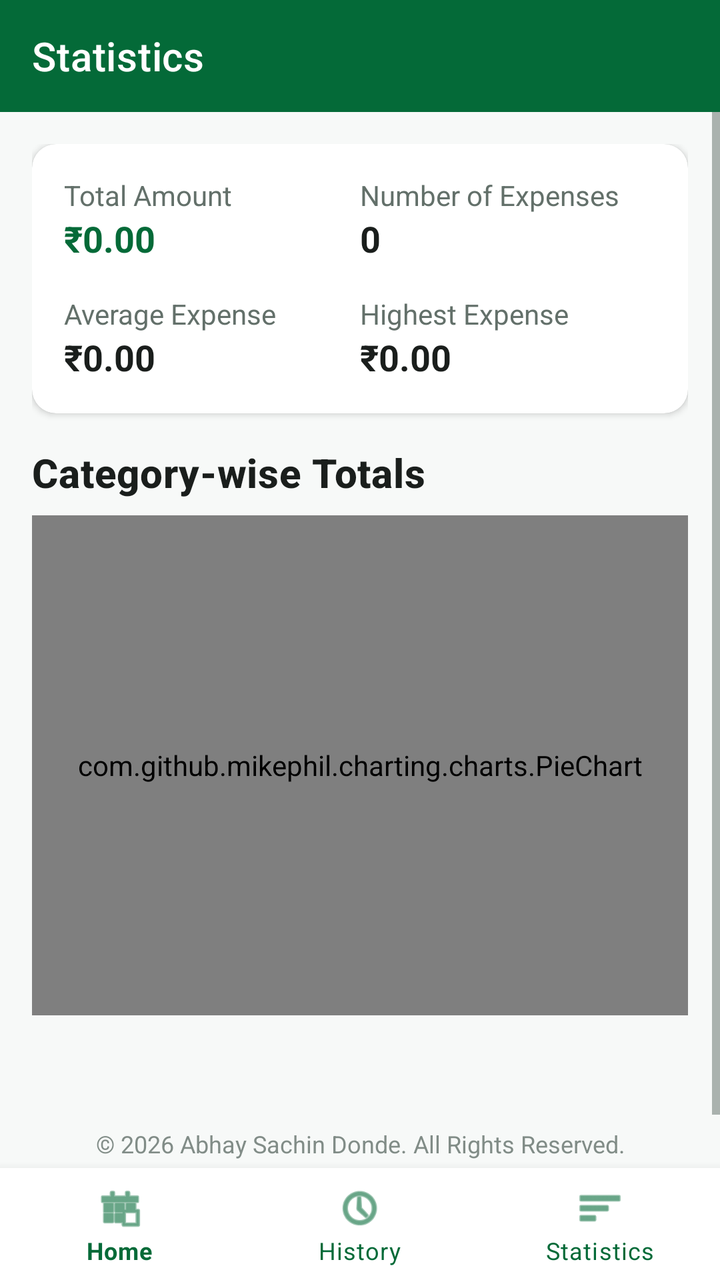
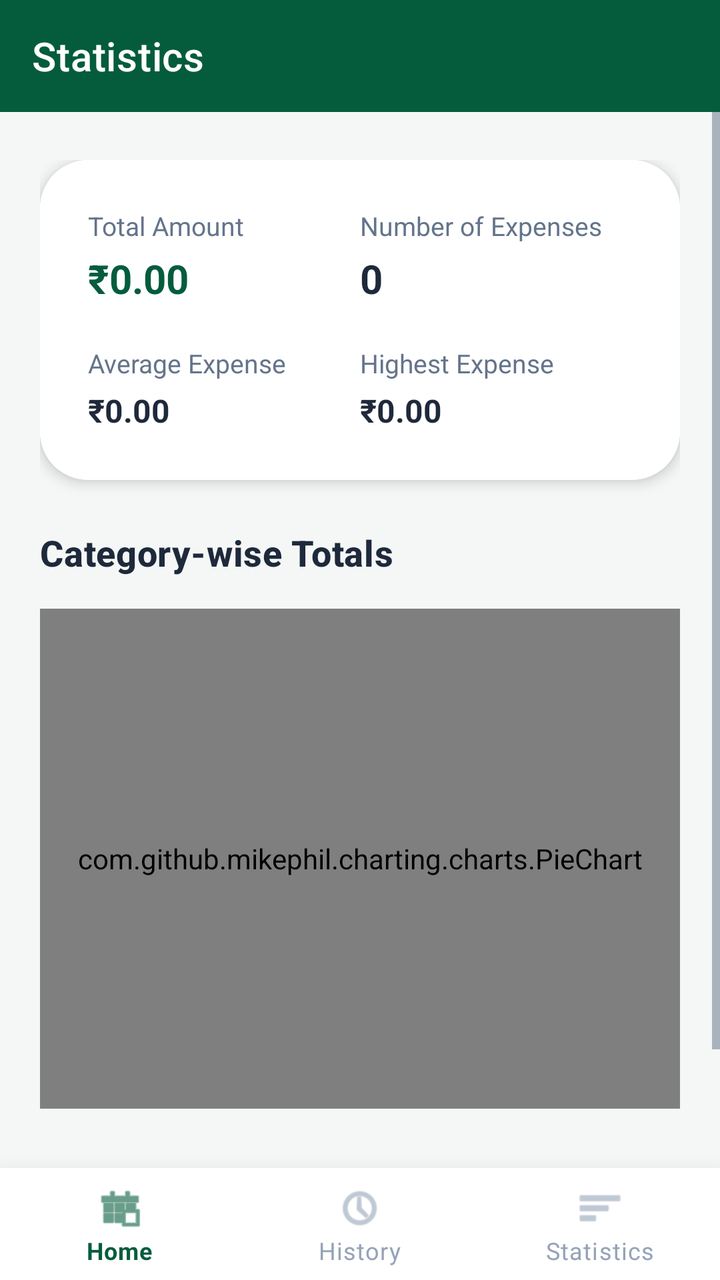

Two renders of the same Android screen: before a commit and after it. Below are the layout's source before the change and the commit's diff.
<!-- AndroidManifest.xml: application theme Theme.DailyHisaab -->
<!-- res/layout/activity_statistics.xml -->
<?xml version="1.0" encoding="utf-8"?>
<androidx.constraintlayout.widget.ConstraintLayout
    xmlns:android="http://schemas.android.com/apk/res/android"
    xmlns:app="http://schemas.android.com/apk/res-auto"
    android:layout_width="match_parent"
    android:layout_height="match_parent"
    android:background="?android:attr/colorBackground">

    <com.google.android.material.appbar.AppBarLayout
        android:id="@+id/appBarLayout"
        android:layout_width="match_parent"
        android:layout_height="wrap_content"
        app:layout_constraintTop_toTopOf="parent">
        <androidx.appcompat.widget.Toolbar
            android:id="@+id/toolbar"
            android:layout_width="match_parent"
            android:layout_height="?attr/actionBarSize"
            android:background="?attr/colorPrimary"
            app:title="@string/statistics_title"
            app:titleTextColor="?attr/colorOnPrimary" />
    </com.google.android.material.appbar.AppBarLayout>

    <ScrollView
        android:layout_width="match_parent"
        android:layout_height="0dp"
        app:layout_constraintTop_toBottomOf="@id/appBarLayout"
        app:layout_constraintBottom_toTopOf="@id/bottomNavigation">

        <LinearLayout
            android:layout_width="match_parent"
            android:layout_height="wrap_content"
            android:orientation="vertical"
            android:padding="@dimen/activity_margin">

            <com.google.android.material.card.MaterialCardView
                android:layout_width="match_parent"
                android:layout_height="wrap_content"
                android:layout_marginBottom="16dp"
                app:cardCornerRadius="@dimen/card_corner_radius"
                app:cardElevation="@dimen/card_elevation">

                <LinearLayout
                    android:layout_width="match_parent"
                    android:layout_height="wrap_content"
                    android:orientation="vertical"
                    android:padding="@dimen/card_padding">

                    
                    <LinearLayout
                        android:layout_width="match_parent"
                        android:layout_height="wrap_content"
                        android:orientation="horizontal">
                        <LinearLayout
                            android:layout_width="0dp"
                            android:layout_height="wrap_content"
                            android:layout_weight="1"
                            android:orientation="vertical">
                            <TextView
                                android:layout_width="wrap_content"
                                android:layout_height="wrap_content"
                                android:text="@string/stat_total_amount"
                                android:textColor="?android:attr/textColorSecondary"/>
                            <TextView
                                android:id="@+id/tvStatTotal"
                                android:layout_width="wrap_content"
                                android:layout_height="wrap_content"
                                android:text="₹0.00"
                                android:textStyle="bold"
                                android:textColor="?attr/colorPrimary"
                                android:textSize="18sp"/>
                        </LinearLayout>
                        <LinearLayout
                            android:layout_width="0dp"
                            android:layout_height="wrap_content"
                            android:layout_weight="1"
                            android:orientation="vertical">
                            <TextView
                                android:layout_width="wrap_content"
                                android:layout_height="wrap_content"
                                android:text="@string/stat_total_count"
                                android:textColor="?android:attr/textColorSecondary"/>
                            <TextView
                                android:id="@+id/tvStatCount"
                                android:layout_width="wrap_content"
                                android:layout_height="wrap_content"
                                android:text="0"
                                android:textStyle="bold"
                                android:textColor="?android:attr/textColorPrimary"
                                android:textSize="18sp"/>
                        </LinearLayout>
                    </LinearLayout>

                    <LinearLayout
                        android:layout_width="match_parent"
                        android:layout_height="wrap_content"
                        android:orientation="horizontal"
                        android:layout_marginTop="16dp">
                        <LinearLayout
                            android:layout_width="0dp"
                            android:layout_height="wrap_content"
                            android:layout_weight="1"
                            android:orientation="vertical">
                            <TextView
                                android:layout_width="wrap_content"
                                android:layout_height="wrap_content"
                                android:text="@string/stat_average"
                                android:textColor="?android:attr/textColorSecondary"/>
                            <TextView
                                android:id="@+id/tvStatAverage"
                                android:layout_width="wrap_content"
                                android:layout_height="wrap_content"
                                android:text="₹0.00"
                                android:textStyle="bold"
                                android:textColor="?android:attr/textColorPrimary"
                                android:textSize="18sp"/>
                        </LinearLayout>
                        <LinearLayout
                            android:layout_width="0dp"
                            android:layout_height="wrap_content"
                            android:layout_weight="1"
                            android:orientation="vertical">
                            <TextView
                                android:layout_width="wrap_content"
                                android:layout_height="wrap_content"
                                android:text="@string/stat_highest"
                                android:textColor="?android:attr/textColorSecondary"/>
                            <TextView
                                android:id="@+id/tvStatHighest"
                                android:layout_width="wrap_content"
                                android:layout_height="wrap_content"
                                android:text="₹0.00"
                                android:textStyle="bold"
                                android:textColor="?android:attr/textColorPrimary"
                                android:textSize="18sp"/>
                        </LinearLayout>
                    </LinearLayout>
                </LinearLayout>
            </com.google.android.material.card.MaterialCardView>

            <TextView
                android:layout_width="wrap_content"
                android:layout_height="wrap_content"
                android:text="@string/stat_category_wise"
                style="@style/CardTitleStyle"
                android:layout_marginBottom="8dp"/>

            
            <com.github.mikephil.charting.charts.PieChart
                android:id="@+id/pieChart"
                android:layout_width="match_parent"
                android:layout_height="250dp"
                android:layout_marginBottom="16dp"/>

            <LinearLayout
                android:id="@+id/layoutCategoryStats"
                android:layout_width="match_parent"
                android:layout_height="wrap_content"
                android:orientation="vertical"/>

            
            <include layout="@layout/layout_footer"
                android:layout_width="match_parent"
                android:layout_height="wrap_content"
                android:layout_marginTop="24dp"/>

        </LinearLayout>
    </ScrollView>

    <com.google.android.material.bottomnavigation.BottomNavigationView
        android:id="@+id/bottomNavigation"
        android:layout_width="match_parent"
        android:layout_height="wrap_content"
        app:layout_constraintBottom_toBottomOf="parent"
        app:menu="@menu/bottom_nav_menu"
        android:background="?attr/colorSurface"
        app:itemIconTint="?attr/colorPrimary"
        app:itemTextColor="?attr/colorPrimary"/>

</androidx.constraintlayout.widget.ConstraintLayout>
<!-- res/layout/layout_footer.xml (included above) -->
<?xml version="1.0" encoding="utf-8"?>
<TextView xmlns:android="http://schemas.android.com/apk/res/android"
    android:layout_width="match_parent"
    android:layout_height="wrap_content"
    android:text="@string/footer_copyright"
    android:textSize="12sp"
    android:textColor="?android:attr/textColorSecondary"
    android:gravity="center"
    android:paddingTop="16dp"
    android:paddingBottom="16dp"
    android:alpha="0.8"/>
<!-- resources referenced by this layout -->
<resources>
  <dimen name="activity_margin">16dp</dimen>
  <dimen name="card_corner_radius">12dp</dimen>
  <dimen name="card_elevation">2dp</dimen>
  <dimen name="card_padding">16dp</dimen>
  <string name="footer_copyright">© 2026 Abhay Sachin Donde. All Rights Reserved.</string>
  <string name="stat_average">Average Expense</string>
  <string name="stat_category_wise">Category-wise Totals</string>
  <string name="stat_highest">Highest Expense</string>
  <string name="stat_total_amount">Total Amount</string>
  <string name="stat_total_count">Number of Expenses</string>
  <string name="statistics_title">Statistics</string>
  <style name="CardTitleStyle" parent="TextAppearance.MaterialComponents.Headline6">
          <item name="android:textColor">@color/textPrimary</item>
          <item name="android:textStyle">bold</item>
      </style>
  <style name="Theme.DailyHisaab" parent="Theme.MaterialComponents.DayNight.NoActionBar">
          
          <item name="colorPrimary">@color/primary</item>
          <item name="colorPrimaryVariant">@color/primaryVariant</item>
          <item name="colorOnPrimary">@color/onPrimary</item>
          
          <item name="colorSecondary">@color/secondary</item>
          <item name="colorSecondaryVariant">@color/secondaryVariant</item>
          <item name="colorOnSecondary">@color/onPrimary</item>
          
          <item name="android:statusBarColor">@color/primaryVariant</item>
  
          
          <item name="android:colorBackground">@color/background</item>
          <item name="colorSurface">@color/surface</item>
          <item name="colorError">@color/error</item>
  
          
          <item name="android:textColorPrimary">@color/textPrimary</item>
          <item name="android:textColorSecondary">@color/textSecondary</item>
      </style>
  <color name="textPrimary">#1A1E1C</color>
  <color name="primary">#046A38</color>
  <color name="primaryVariant">#034C28</color>
  <color name="onPrimary">#FFFFFF</color>
  <color name="secondary">#0F9D58</color>
  <color name="secondaryVariant">#0B8043</color>
  <color name="background">#F7F9F8</color>
  <color name="surface">#FFFFFF</color>
  <color name="error">#D32F2F</color>
  <color name="textSecondary">#63706A</color>
</resources>

<!-- the commit's change to res/layout/activity_statistics.xml (unified diff, before → after) -->
@@ -10,6 +10,7 @@
         android:id="@+id/appBarLayout"
         android:layout_width="match_parent"
         android:layout_height="wrap_content"
+        app:elevation="0dp"
         app:layout_constraintTop_toTopOf="parent">
         <androidx.appcompat.widget.Toolbar
             android:id="@+id/toolbar"
@@ -30,26 +31,28 @@
             android:layout_width="match_parent"
             android:layout_height="wrap_content"
             android:orientation="vertical"
-            android:padding="@dimen/activity_margin">
+            android:paddingHorizontal="@dimen/activity_margin"
+            android:paddingTop="24dp">
 
             <com.google.android.material.card.MaterialCardView
                 android:layout_width="match_parent"
                 android:layout_height="wrap_content"
-                android:layout_marginBottom="16dp"
-                app:cardCornerRadius="@dimen/card_corner_radius"
-                app:cardElevation="@dimen/card_elevation">
+                android:layout_marginBottom="24dp"
+                style="@style/Widget.DailyHisaab.Card">
 
                 <LinearLayout
                     android:layout_width="match_parent"
                     android:layout_height="wrap_content"
                     android:orientation="vertical"
-                    android:padding="@dimen/card_padding">
+                    android:padding="24dp"
+                    android:background="?attr/colorSurface">
 
                     
                     <LinearLayout
                         android:layout_width="match_parent"
                         android:layout_height="wrap_content"
-                        android:orientation="horizontal">
+                        android:orientation="horizontal"
+                        android:baselineAligned="false">
                         <LinearLayout
                             android:layout_width="0dp"
                             android:layout_height="wrap_content"
@@ -59,6 +62,7 @@
                                 android:layout_width="wrap_content"
                                 android:layout_height="wrap_content"
                                 android:text="@string/stat_total_amount"
+                                android:textSize="13sp"
                                 android:textColor="?android:attr/textColorSecondary"/>
                             <TextView
                                 android:id="@+id/tvStatTotal"
@@ -67,7 +71,8 @@
                                 android:text="₹0.00"
                                 android:textStyle="bold"
                                 android:textColor="?attr/colorPrimary"
-                                android:textSize="18sp"/>
+                                android:textSize="20sp"
+                                android:layout_marginTop="4dp"/>
                         </LinearLayout>
                         <LinearLayout
                             android:layout_width="0dp"
@@ -78,6 +83,7 @@
                                 android:layout_width="wrap_content"
                                 android:layout_height="wrap_content"
                                 android:text="@string/stat_total_count"
+                                android:textSize="13sp"
                                 android:textColor="?android:attr/textColorSecondary"/>
                             <TextView
                                 android:id="@+id/tvStatCount"
@@ -86,7 +92,8 @@
                                 android:text="0"
                                 android:textStyle="bold"
                                 android:textColor="?android:attr/textColorPrimary"
-                                android:textSize="18sp"/>
+                                android:textSize="20sp"
+                                android:layout_marginTop="4dp"/>
                         </LinearLayout>
                     </LinearLayout>
 
@@ -94,7 +101,8 @@
                         android:layout_width="match_parent"
                         android:layout_height="wrap_content"
                         android:orientation="horizontal"
-                        android:layout_marginTop="16dp">
+                        android:layout_marginTop="20dp"
+                        android:baselineAligned="false">
                         <LinearLayout
                             android:layout_width="0dp"
                             android:layout_height="wrap_content"
@@ -104,6 +112,7 @@
                                 android:layout_width="wrap_content"
                                 android:layout_height="wrap_content"
                                 android:text="@string/stat_average"
+                                android:textSize="13sp"
                                 android:textColor="?android:attr/textColorSecondary"/>
                             <TextView
                                 android:id="@+id/tvStatAverage"
@@ -112,7 +121,8 @@
                                 android:text="₹0.00"
                                 android:textStyle="bold"
                                 android:textColor="?android:attr/textColorPrimary"
-                                android:textSize="18sp"/>
+                                android:textSize="16sp"
+                                android:layout_marginTop="4dp"/>
                         </LinearLayout>
                         <LinearLayout
                             android:layout_width="0dp"
@@ -123,6 +133,7 @@
                                 android:layout_width="wrap_content"
                                 android:layout_height="wrap_content"
                                 android:text="@string/stat_highest"
+                                android:textSize="13sp"
                                 android:textColor="?android:attr/textColorSecondary"/>
                             <TextView
                                 android:id="@+id/tvStatHighest"
@@ -131,7 +142,8 @@
                                 android:text="₹0.00"
                                 android:textStyle="bold"
                                 android:textColor="?android:attr/textColorPrimary"
-                                android:textSize="18sp"/>
+                                android:textSize="16sp"
+                                android:layout_marginTop="4dp"/>
                         </LinearLayout>
                     </LinearLayout>
                 </LinearLayout>
@@ -142,14 +154,14 @@
                 android:layout_height="wrap_content"
                 android:text="@string/stat_category_wise"
                 style="@style/CardTitleStyle"
-                android:layout_marginBottom="8dp"/>
+                android:layout_marginBottom="16dp"/>
 
             
             <com.github.mikephil.charting.charts.PieChart
                 android:id="@+id/pieChart"
                 android:layout_width="match_parent"
                 android:layout_height="250dp"
-                android:layout_marginBottom="16dp"/>
+                android:layout_marginBottom="24dp"/>
 
             <LinearLayout
                 android:id="@+id/layoutCategoryStats"
@@ -172,9 +184,7 @@
         android:layout_height="wrap_content"
         app:layout_constraintBottom_toBottomOf="parent"
         app:menu="@menu/bottom_nav_menu"
-        android:background="?attr/colorSurface"
-        app:itemIconTint="?attr/colorPrimary"
-        app:itemTextColor="?attr/colorPrimary"/>
+        app:elevation="16dp"/>
 
 </androidx.constraintlayout.widget.ConstraintLayout>
 <!-- res/layout/layout_footer.xml (included above) -->
<!-- resource entries referenced after the edit -->
@@ -1,9 +1,6 @@
 <!-- resources referenced by this layout -->
 <resources>
-  <dimen name="activity_margin">16dp</dimen>
-  <dimen name="card_corner_radius">12dp</dimen>
-  <dimen name="card_elevation">2dp</dimen>
-  <dimen name="card_padding">16dp</dimen>
+  <dimen name="activity_margin">20dp</dimen>
   <string name="footer_copyright">© 2026 Abhay Sachin Donde. All Rights Reserved.</string>
   <string name="stat_average">Average Expense</string>
   <string name="stat_category_wise">Category-wise Totals</string>
@@ -14,6 +11,12 @@
   <style name="CardTitleStyle" parent="TextAppearance.MaterialComponents.Headline6">
           <item name="android:textColor">@color/textPrimary</item>
           <item name="android:textStyle">bold</item>
+          <item name="android:textSize">18sp</item>
+      </style>
+  <style name="Widget.DailyHisaab.Card" parent="Widget.MaterialComponents.CardView">
+          <item name="cardCornerRadius">24dp</item>
+          <item name="cardElevation">4dp</item>
+          <item name="strokeWidth">0dp</item>
       </style>
   <style name="Theme.DailyHisaab" parent="Theme.MaterialComponents.DayNight.NoActionBar">
           
@@ -25,7 +28,7 @@
           <item name="colorSecondaryVariant">@color/secondaryVariant</item>
           <item name="colorOnSecondary">@color/onPrimary</item>
           
-          <item name="android:statusBarColor">@color/primaryVariant</item>
+          <item name="android:statusBarColor">@color/primary</item>
   
           
           <item name="android:colorBackground">@color/background</item>
@@ -35,16 +38,28 @@
           
           <item name="android:textColorPrimary">@color/textPrimary</item>
           <item name="android:textColorSecondary">@color/textSecondary</item>
+  
+          
+          <item name="bottomNavigationStyle">@style/Widget.DailyHisaab.BottomNavigationView</item>
       </style>
-  <color name="textPrimary">#1A1E1C</color>
-  <color name="primary">#046A38</color>
-  <color name="primaryVariant">#034C28</color>
+  <color name="textPrimary">#1E293B</color>
+  <color name="primary">#055C3D</color>
+  <color name="primaryVariant">#033D28</color>
   <color name="onPrimary">#FFFFFF</color>
-  <color name="secondary">#0F9D58</color>
-  <color name="secondaryVariant">#0B8043</color>
-  <color name="background">#F7F9F8</color>
+  <color name="secondary">#D4AF37</color>
+  <color name="secondaryVariant">#B5952F</color>
+  <color name="background">#F4F7F6</color>
   <color name="surface">#FFFFFF</color>
-  <color name="error">#D32F2F</color>
-  <color name="textSecondary">#63706A</color>
+  <color name="error">#DC2626</color>
+  <color name="textSecondary">#64748B</color>
+  <style name="Widget.DailyHisaab.BottomNavigationView" parent="Widget.MaterialComponents.BottomNavigationView">
+          <item name="materialThemeOverlay">@style/ThemeOverlay.DailyHisaab.BottomNavigation</item>
+          <item name="itemIconTint">@color/nav_item_color</item>
+          <item name="itemTextColor">@color/nav_item_color</item>
+          <item name="itemIconSize">24dp</item>
+      </style>
+  <style name="ThemeOverlay.DailyHisaab.BottomNavigation" parent="">
+          <item name="colorSurface">@color/surface</item>
+      </style>
 </resources>
 
